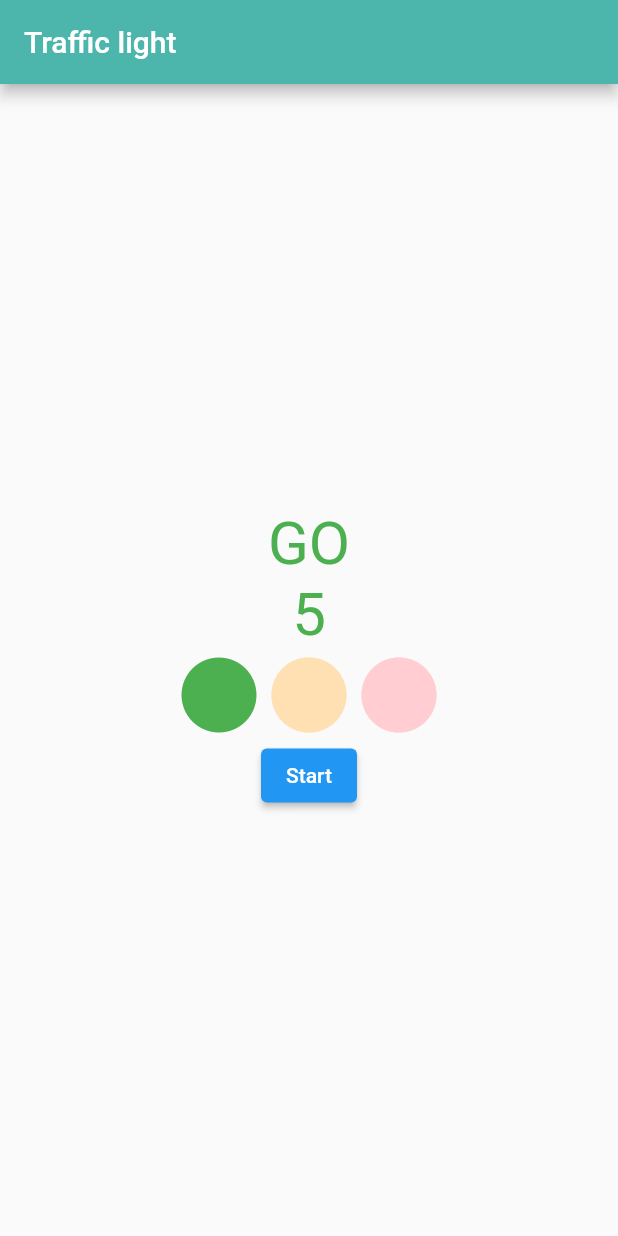
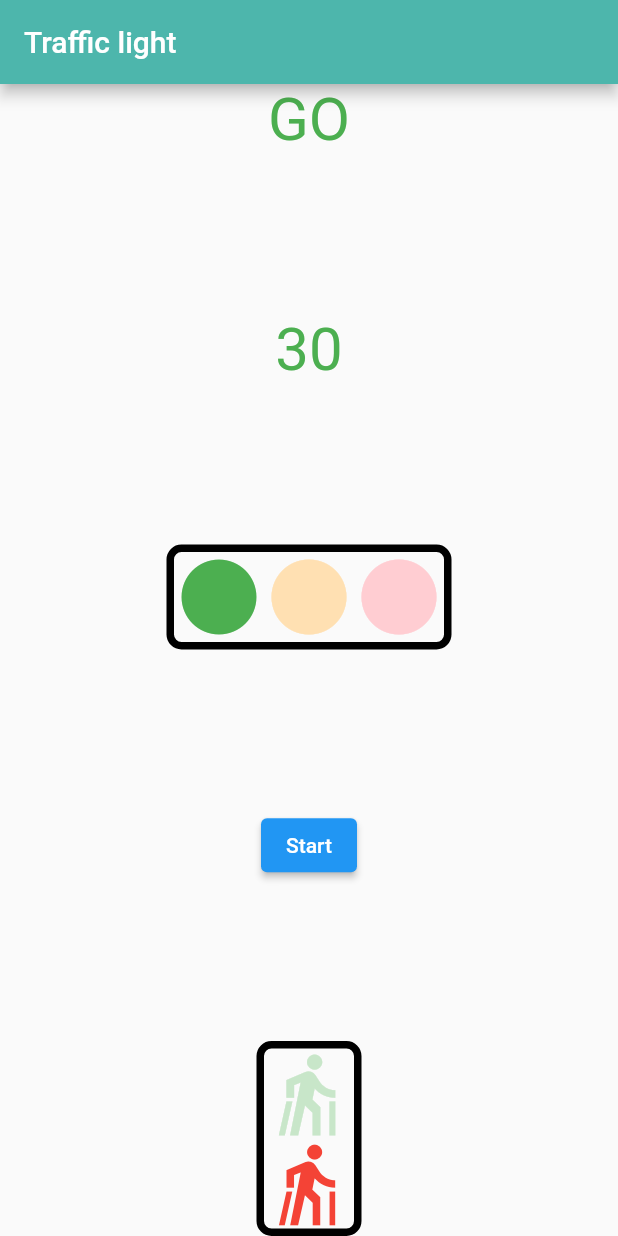
Before and after one commit to tomblobla/flutter_layout, a Flutter app: the screen it shows after launch, on a phone screen of 412 x 824 dp. Run offline on Flutter 3.47's test engine with Material 2 defaults, Android fonts, the phone set to English and light mode, and no system bars.

Commit message:
traffic light finish

```diff
--- a/lib/main.dart
+++ b/lib/main.dart
@@ -58,7 +58,7 @@ class _MyAppState extends State<MyApp> {
     light = 'GREEN';
     instruction = 'GO';
     instructionColor = Colors.green[500];
-    _counter = 5;
+    _counter = 30;
     super.initState();
   }
 
@@ -68,13 +68,25 @@ class _MyAppState extends State<MyApp> {
     else
       _stopTimer();
     run = !run;
+    setState(() {
       btnDisplayTxt = run ? "Stop" : "Start";
+    });
   }
 
   int turnOnLight(String lightactive) {
     int num = 100;
 
     if (light == lightactive) {
+      num = 500;
+    }
+    return num;
+  }
+
+  int getWalkState(String walkstate) {
+    int num = 100;
+
+    if ((walkstate == "UNWALK" && (light == "GREEN" || light == "YELLOW")) ||
+        (walkstate == "WALK" && light == "RED")) {
       num = 500;
     }
     return num;
@@ -95,12 +107,12 @@ class _MyAppState extends State<MyApp> {
             light = 'RED';
             instruction = 'STOP';
             instructionColor = Colors.red[500];
-            _counter = 5;
+            _counter = 15;
           } else {
             light = 'GREEN';
             instruction = 'GO';
             instructionColor = Colors.green[500];
-            _counter = 5;
+            _counter = 30;
           }
         }
       });
@@ -110,10 +122,11 @@ class _MyAppState extends State<MyApp> {
   void _stopTimer() {
     _timer?.cancel();
     setState(() {
+      // reset state to the begin
       light = 'GREEN';
       instruction = 'GO';
       instructionColor = Colors.green[500];
-      _counter = 5;
+      _counter = 30;
     });
   }
 
@@ -127,7 +140,7 @@ class _MyAppState extends State<MyApp> {
                 backgroundColor: Colors.teal[300]),
             body: Center(
               child: Column(
-                  mainAxisAlignment: MainAxisAlignment.center,
+                  mainAxisAlignment: MainAxisAlignment.spaceBetween,
                   mainAxisSize: MainAxisSize.max,
                   children: [
                     Text(
@@ -138,8 +151,16 @@ class _MyAppState extends State<MyApp> {
                       _counter.toString(),
                       style: TextStyle(fontSize: 40, color: instructionColor),
                     ),
-                    Row(
+                    Container(
+                        decoration: BoxDecoration(
+                            border: Border.all(
+                              color: Colors.black,
+                              width: 5,
+                            ),
+                            borderRadius: BorderRadius.circular(10)),
+                        child: Row(
                           mainAxisAlignment: MainAxisAlignment.center,
+                          mainAxisSize: MainAxisSize.min,
                           children: [
                             Icon(Icons.circle,
                                 size: 60,
@@ -148,10 +169,30 @@ class _MyAppState extends State<MyApp> {
                                 size: 60,
                                 color: Colors.orange[turnOnLight('YELLOW')]),
                             Icon(Icons.circle,
-                            size: 60, color: Colors.red[turnOnLight('RED')]),
+                                size: 60,
+                                color: Colors.red[turnOnLight('RED')]),
                           ],
+                        )),
+                    ElevatedButton(
+                        onPressed: timer, child: Text(btnDisplayTxt)),
+                    Container(
+                        decoration: BoxDecoration(
+                            border: Border.all(
+                              color: Colors.black,
+                              width: 5,
                             ),
-                    ElevatedButton(onPressed: timer, child: Text(btnDisplayTxt))
+                            borderRadius: BorderRadius.circular(10)),
+                        child: Column(
+                            mainAxisAlignment: MainAxisAlignment.spaceBetween,
+                            mainAxisSize: MainAxisSize.max,
+                            children: [
+                              Icon(Icons.nordic_walking,
+                                  size: 60,
+                                  color: Colors.green[getWalkState('WALK')]),
+                              Icon(Icons.nordic_walking,
+                                  size: 60,
+                                  color: Colors.red[getWalkState('UNWALK')])
+                            ]))
                   ]),
             )));
   }
```
Lines whose indentation alone changed are shown as unchanged.
